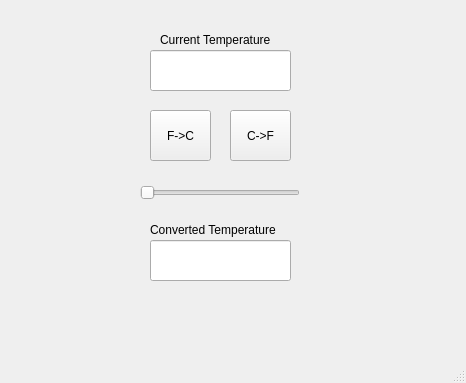
Old version of the form LAB18/mainwindow.ui in the repository hybin21/Projects.
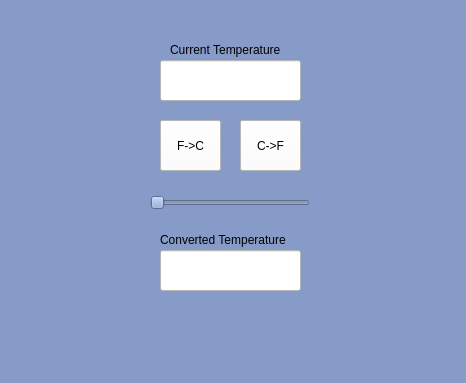
New version of the form.

```diff
--- a/LAB18/mainwindow.ui
+++ b/LAB18/mainwindow.ui
@@ -13,36 +13,54 @@
   <property name="windowTitle">
    <string>MainWindow</string>
   </property>
+  <property name="styleSheet">
+   <string notr="true">background-color: rgb(134, 155, 199);</string>
+  </property>
   <widget class="QWidget" name="centralwidget">
    <widget class="QLineEdit" name="INPUT_BOX">
     <property name="geometry">
      <rect>
-      <x>150</x>
-      <y>50</y>
+      <x>160</x>
+      <y>60</y>
       <width>141</width>
       <height>41</height>
      </rect>
     </property>
+    <property name="styleSheet">
+     <string notr="true">border-color: rgb(0, 0, 0);
+color: rgb(2, 2, 2);
+background-color: rgb(255, 255, 255);</string>
+    </property>
    </widget>
    <widget class="QLineEdit" name="OUTPUT_BOX">
     <property name="geometry">
      <rect>
-      <x>150</x>
-      <y>240</y>
+      <x>160</x>
+      <y>250</y>
       <width>141</width>
       <height>41</height>
      </rect>
     </property>
+    <property name="styleSheet">
+     <string notr="true">background-color: rgb(255, 255, 255);
+color: rgb(0, 0, 0);</string>
+    </property>
    </widget>
    <widget class="QSlider" name="SLIDER">
     <property name="geometry">
      <rect>
-      <x>140</x>
-      <y>180</y>
+      <x>150</x>
+      <y>190</y>
       <width>160</width>
       <height>25</height>
      </rect>
     </property>
+    <property name="styleSheet">
+     <string notr="true">color: rgb(0, 0, 0);
+selection-color: rgb(0, 0, 0);
+alternate-background-color: rgb(0, 0, 0);
+border-color: rgb(0, 0, 0);</string>
+    </property>
     <property name="orientation">
      <enum>Qt::Horizontal</enum>
     </property>
@@ -50,12 +68,17 @@
    <widget class="QPushButton" name="F_BUTTON">
     <property name="geometry">
      <rect>
-      <x>150</x>
-      <y>110</y>
+      <x>160</x>
+      <y>120</y>
       <width>61</width>
       <height>51</height>
      </rect>
     </property>
+    <property name="styleSheet">
+     <string notr="true">color: rgb(0, 0, 0);
+background-color: rgb(255, 255, 255);
+border-color: rgb(0, 0, 0);</string>
+    </property>
     <property name="text">
      <string>F-&gt;C</string>
     </property>
@@ -63,12 +86,16 @@
    <widget class="QPushButton" name="C_BUTTON">
     <property name="geometry">
      <rect>
-      <x>230</x>
-      <y>110</y>
+      <x>240</x>
+      <y>120</y>
       <width>61</width>
       <height>51</height>
      </rect>
     </property>
+    <property name="styleSheet">
+     <string notr="true">color: rgb(0, 0, 0);
+background-color: rgb(255, 255, 255);</string>
+    </property>
     <property name="text">
      <string>C-&gt;F</string>
     </property>
@@ -76,12 +103,15 @@
    <widget class="QLabel" name="current">
     <property name="geometry">
      <rect>
-      <x>160</x>
-      <y>30</y>
+      <x>170</x>
+      <y>40</y>
       <width>131</width>
       <height>20</height>
      </rect>
     </property>
+    <property name="styleSheet">
+     <string notr="true">color: rgb(0, 0, 0);</string>
+    </property>
     <property name="text">
      <string>Current Temperature</string>
     </property>
@@ -89,12 +119,15 @@
    <widget class="QLabel" name="converted">
     <property name="geometry">
      <rect>
-      <x>150</x>
-      <y>220</y>
+      <x>160</x>
+      <y>230</y>
       <width>141</width>
       <height>20</height>
      </rect>
     </property>
+    <property name="styleSheet">
+     <string notr="true">color: rgb(0, 0, 0);</string>
+    </property>
     <property name="text">
      <string>Converted Temperature</string>
     </property>
```
